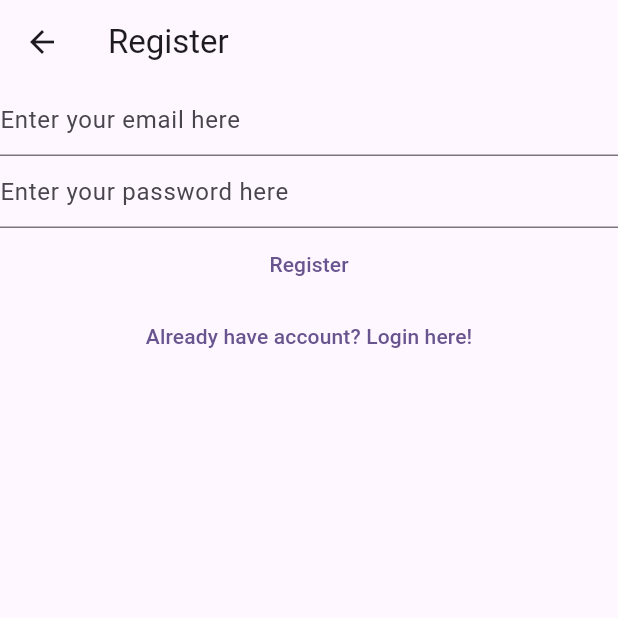
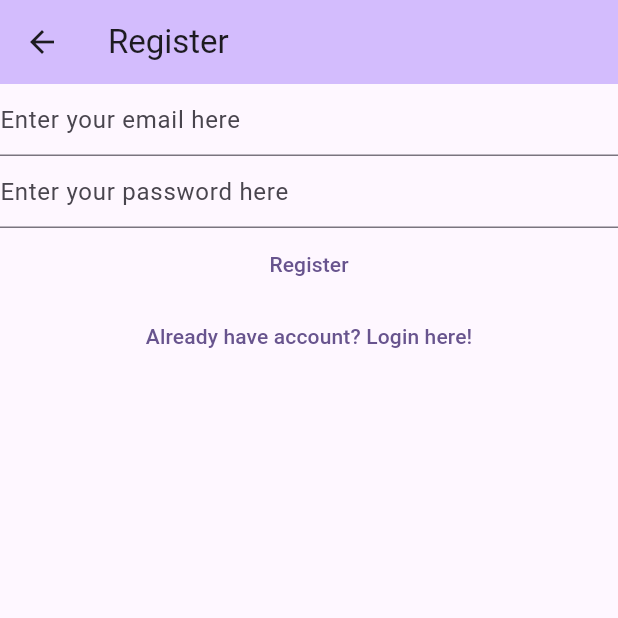
Before and after one commit to AndikaYudantara/enotes-flutter, a Flutter app: the RegisterView screen opened by its route, after a tap on "Register", on a phone screen of 412 x 824 dp, the top half of it. Run offline on Flutter 3.47's test engine with Material 3 defaults, Android fonts, the phone set to English and light mode, and no system bars; our stand-ins replace firebase_auth, firebase_core; accounts and stored records are empty; network calls fail.

Commit message:
13.10.34

```diff
--- a/lib/views/register_view.dart
+++ b/lib/views/register_view.dart
@@ -1,7 +1,6 @@
-// ignore_for_file: avoid_print
-
 import 'package:firebase_auth/firebase_auth.dart';
 import 'package:flutter/material.dart';
+import 'dart:developer' as devtools show log;
 
 class RegisterView extends StatefulWidget {
   const RegisterView({super.key});
@@ -32,6 +31,7 @@ class _RegisterViewState extends State<RegisterView> {
   Widget build(BuildContext context) {
     return Scaffold(
       appBar: AppBar(
+        backgroundColor: Theme.of(context).colorScheme.inversePrimary,
         title: const Text('Register'),
       ),
       body: Column(
@@ -61,17 +61,17 @@ class _RegisterViewState extends State<RegisterView> {
                 final userCredential = await FirebaseAuth.instance
                     .createUserWithEmailAndPassword(
                         email: email, password: password);
-                print(userCredential);
-                print('Register Success!');
+                devtools.log(userCredential.toString());
+                devtools.log('Register Success!');
               } on FirebaseAuthException catch (e) {
                 if (e.code == 'weak-password') {
-                  print('Password terlalu lemah');
+                  devtools.log('Password terlalu lemah');
                 } else if (e.code == 'email-already-in-use') {
-                  print('Email sudah terdaftar');
+                  devtools.log('Email sudah terdaftar');
                 } else if (e.code == 'invalid-email') {
-                  print('Email invalid');
+                  devtools.log('Email invalid');
                 } else {
-                  print(e.code);
+                  devtools.log(e.code.toString());
                 }
               }
             },
--- a/lib/views/verify_email_view.dart
+++ b/lib/views/verify_email_view.dart
@@ -12,7 +12,10 @@ class _VerifyEmailViewState extends State<VerifyEmailView> {
   @override
   Widget build(BuildContext context) {
     return Scaffold(
-      appBar: AppBar(title: const Text('Verify Email')),
+      appBar: AppBar(
+        backgroundColor: Theme.of(context).colorScheme.inversePrimary,
+        title: const Text('Verify Email'),
+      ),
       body: Column(
         children: [
           const Text('Please verify your email address'),
```
Also changed, not shown: lib/main.dart (+76 -4 lines), lib/views/login_view.dart (+7 -7 lines).
